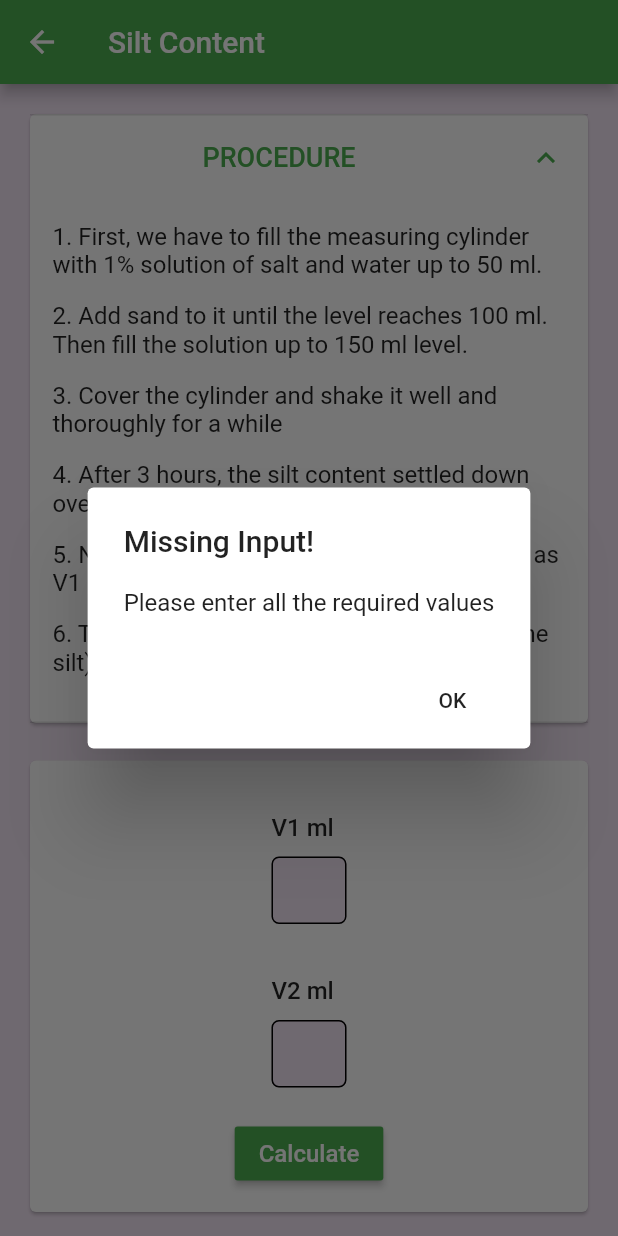
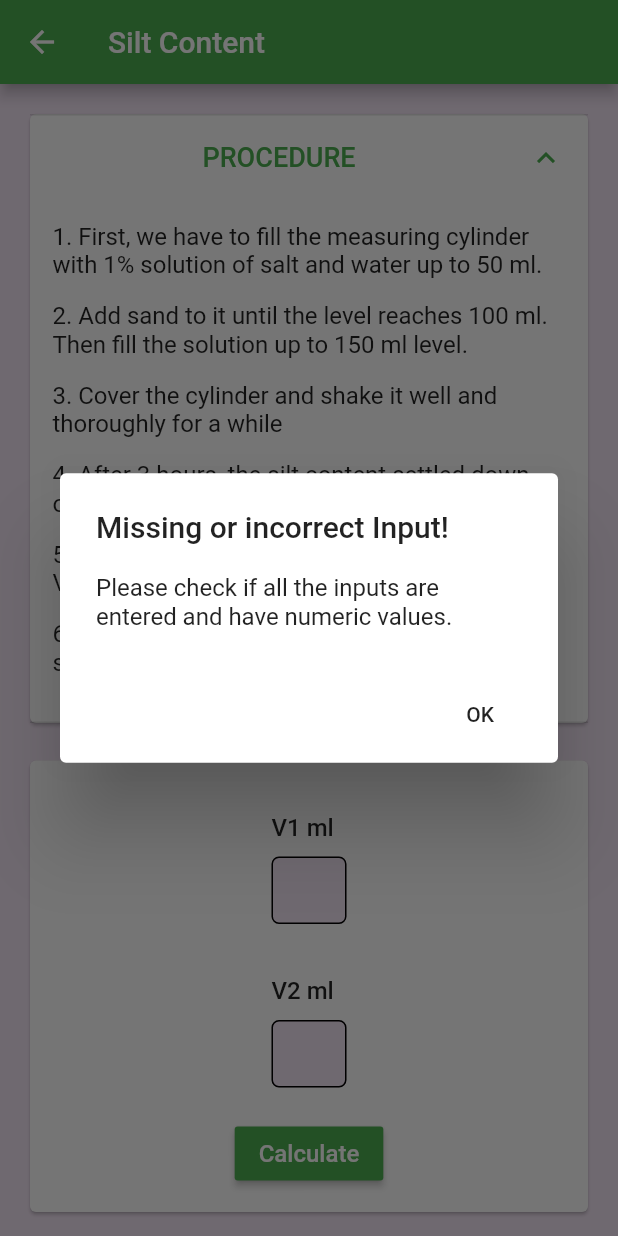
Before and after one commit to anuragraina/Final-Year, a Flutter app: the SiltContent screen opened by its route, after a tap on "PROCEDURE", after a tap on "Calculate", on a phone screen of 412 x 824 dp. Run offline on Flutter 3.47's test engine with Material 2 defaults, Android fonts, the phone set to English and light mode, and no system bars; our stand-ins replace cloud_firestore, firebase_auth, firebase_core, flutter_spinkit, progress_dialog; accounts and stored records are empty.

Commit message:
Add error handling

```diff
--- a/lib/widgets/missing_input.dart
+++ b/lib/widgets/missing_input.dart
@@ -5,11 +5,11 @@ showAlertDialogMissingInput(BuildContext context) {
     context: context,
     builder: (BuildContext context) {
       return AlertDialog(
-        title: Text("Missing Input!"),
-        content: Text("Please enter all the required values"),
+        title: Text('Missing or incorrect Input!'),
+        content: Text('Please check if all the inputs are entered and have numeric values.'),
         actions: [
           FlatButton(
-            child: Text("OK"),
+            child: Text('OK'),
             onPressed: () => Navigator.of(context).pop(),
           ),
         ],
--- a/lib/widgets/wrong_input_test_alert.dart
+++ b/lib/widgets/wrong_input_test_alert.dart
@@ -5,8 +5,8 @@ showAlertDialogWrongInput(BuildContext context) {
     context: context,
     builder: (BuildContext context) {
       return AlertDialog(
-        title: Text("Output out of range!"),
-        content: Text("Please re-check the values entered"),
+        title: Text('Output out of range!'),
+        content: Text('Please re-check the values entered'),
         actions: [
           FlatButton(
             child: Text("OK"),
```
Also changed, not shown: lib/screens/fine_aggregate/silt_content.dart (+5 -16 lines).
